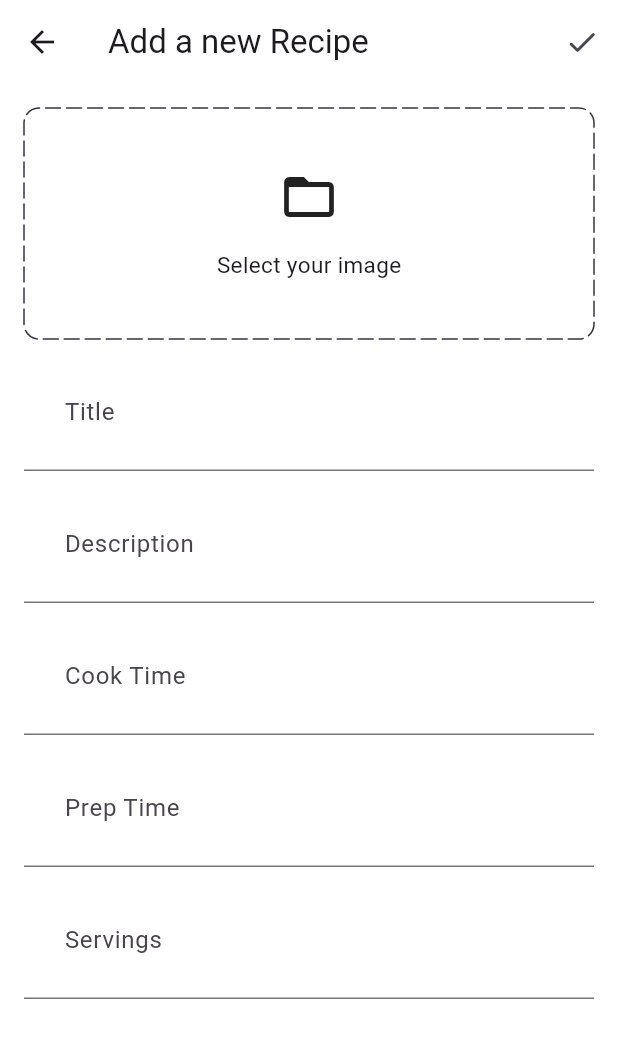
After one commit to uzaircode/evercook, a Flutter app: the AddnewRecipePage screen opened directly, on a phone screen of 412 x 824 dp. The commit adds this screen. Shown: the top 1038 px of the screen. Run offline on Flutter 3.47's test engine with Material 3 defaults, Android fonts, the phone set to English and light mode, and no system bars; drawn by our look-alikes of dotted_border; our stand-ins replace flutter_bloc, fpdart, get_it, image_picker, logger, supabase_flutter; accounts and stored records are empty.

Commit message:
WIP - Add recipe features

```diff
--- /dev/null
+++ b/lib/features/recipe/data/datasources/recipe_remote_data_source.dart
@@ -0,0 +1,58 @@
+import 'dart:io';
+
+import 'package:evercook/core/error/exceptions.dart';
+import 'package:evercook/core/utils/logger.dart';
+import 'package:evercook/features/recipe/data/models/recipe_model.dart';
+import 'package:supabase_flutter/supabase_flutter.dart';
+
+abstract interface class RecipeRemoteDataSource {
+  Future<RecipeModel> uploadRecipe(RecipeModel recipe);
+  Future<String> uploadRecipeImage({
+    required File image,
+    required RecipeModel recipe,
+  });
+}
+
+class RecipeRemoteDataSourceImpl implements RecipeRemoteDataSource {
+  final SupabaseClient supabaseClient;
+
+  RecipeRemoteDataSourceImpl(this.supabaseClient);
+
+  @override
+  Future<RecipeModel> uploadRecipe(RecipeModel recipe) async {
+    try {
+      LoggerService.logger.i('Uploading recipe: $recipe.toJson()');
+      final recipeData = await supabaseClient.from('recipes').insert(recipe.toJson()).select();
+      LoggerService.logger.i('Recipe uploaded: ${recipeData.first}');
+      return RecipeModel.fromJson(recipeData.first);
+    } on PostgrestException catch (e) {
+      LoggerService.logger.e('$e');
+      throw ServerException(e.message);
+    } catch (e) {
+      LoggerService.logger.e('$e');
+      throw ServerException(e.toString());
+    }
+  }
+
+  @override
+  Future<String> uploadRecipeImage({
+    required File image,
+    required RecipeModel recipe,
+  }) async {
+    try {
+      await supabaseClient.storage.from('recipe_images').upload(
+            recipe.id,
+            image,
+          );
+
+      return supabaseClient.storage.from('recipe_images').getPublicUrl(
+            recipe.id,
+          );
+    } on StorageException catch (e) {
+      throw ServerException(e.message);
+    } catch (e) {
+      LoggerService.logger.e('$e');
+      throw ServerException(e.toString());
+    }
+  }
+}
--- /dev/null
+++ b/lib/features/recipe/data/models/recipe_model.dart
@@ -0,0 +1,75 @@
+import 'package:evercook/features/recipe/domain/entities/recipe.dart';
+
+class RecipeModel extends Recipe {
+  RecipeModel({
+    required super.id,
+    required super.userId,
+    required super.title,
+    required super.description,
+    required super.prepTime,
+    required super.cookTime,
+    required super.servings,
+    required super.imageUrl,
+    required super.updatedAt,
+  });
+
+  RecipeModel copyWith({
+    String? id,
+    String? userId,
+    String? title,
+    String? description,
+    String? prepTime,
+    String? cookTime,
+    int? servings,
+    String? imageUrl,
+    DateTime? updatedAt,
+  }) {
+    return RecipeModel(
+      id: id ?? this.id,
+      userId: userId ?? this.userId,
+      title: title ?? this.title,
+      description: description ?? this.description,
+      prepTime: prepTime ?? this.prepTime,
+      cookTime: cookTime ?? this.cookTime,
+      servings: servings ?? this.servings,
+      imageUrl: imageUrl ?? this.imageUrl,
+      updatedAt: updatedAt ?? this.updatedAt,
+    );
+  }
+
+  Map<String, dynamic> toJson() {
+    return <String, dynamic>{
+      'id': id,
+      'userId': userId,
+      'description': description,
+      'prepTime': prepTime,
+      'cookTime': cookTime,
+      'servings': servings,
+      'imageUrl': imageUrl,
+      'updatedAt': updatedAt.toIso8601String(),
+    };
+  }
+
+  factory RecipeModel.fromJson(Map<String, dynamic> map) {
+    return RecipeModel(
+      id: map['id'] as String,
+      userId: map['userId'] as String,
+      title: map['title'] as String,
+      description: map['description'] as String,
+      prepTime: map['prepTime'] as String,
+      cookTime: map['cookTime'] as String,
+      servings: map['servings'] as int,
+      imageUrl: map['imageUrl'] as String,
+      updatedAt: map['updatedAt'] == null
+          ? DateTime.now()
+          : DateTime.parse(
+              map['updatedAt'],
+            ),
+    );
+  }
+
+  @override
+  String toString() {
+    return 'Recipe(id: $id, title: $title, userId: $userId, description: $description, prepTime: $prepTime, cookTime: $cookTime, servings: $servings, imageUrl: $imageUrl, updatedAt: $updatedAt)';
+  }
+}
--- /dev/null
+++ b/lib/features/recipe/data/repositories/recipe_repository_impl.dart
@@ -0,0 +1,56 @@
+import 'dart:io';
+
+import 'package:evercook/core/error/exceptions.dart';
+import 'package:evercook/core/error/failures.dart';
+import 'package:evercook/features/recipe/data/datasources/recipe_remote_data_source.dart';
+import 'package:evercook/features/recipe/data/models/recipe_model.dart';
+import 'package:evercook/features/recipe/domain/entities/recipe.dart';
+import 'package:evercook/features/recipe/domain/repositories/recipe_repository.dart';
+import 'package:fpdart/fpdart.dart';
+import 'package:uuid/uuid.dart';
+
+class RecipeRepositoryImpl implements RecipeRepository {
+  final RecipeRemoteDataSource recipeRemoteDataSource;
+
+  RecipeRepositoryImpl(this.recipeRemoteDataSource);
+
+  @override
+  Future<Either<Failure, Recipe>> uploadRecipe({
+    required String userId,
+    required String title,
+    required String description,
+    required String prepTime,
+    required String cookTime,
+    required int servings,
+    required File image,
+  }) async {
+    try {
+      RecipeModel recipeModel = RecipeModel(
+        id: const Uuid().v1(),
+        title: title,
+        userId: userId,
+        description: description,
+        prepTime: prepTime,
+        cookTime: cookTime,
+        servings: servings,
+        imageUrl: '',
+        updatedAt: DateTime.now(),
+      );
+
+      final imageUrl = await recipeRemoteDataSource.uploadRecipeImage(
+        image: image,
+        recipe: recipeModel,
+      );
+
+      recipeModel = recipeModel.copyWith(imageUrl: imageUrl);
+
+      final uploadedRecipe = await recipeRemoteDataSource.uploadRecipe(recipeModel);
+
+      return right(uploadedRecipe);
+    } on ServerException catch (e) {
+      return left(
+        Failure(e.message),
+      );
+    }
+  }
+}
--- /dev/null
+++ b/lib/features/recipe/domain/entities/recipe.dart
@@ -0,0 +1,24 @@
+// ignore_for_file: public_member_api_docs, sort_constructors_first
+class Recipe {
+  final String id;
+  final String title;
+  final String userId;
+  final String description;
+  final String prepTime;
+  final String cookTime;
+  final int servings;
+  final String imageUrl;
+  final DateTime updatedAt;
+
+  Recipe({
+    required this.id,
+    required this.title,
+    required this.userId,
+    required this.description,
+    required this.prepTime,
+    required this.cookTime,
+    required this.servings,
+    required this.imageUrl,
+    required this.updatedAt,
+  });
+}
--- /dev/null
+++ b/lib/features/recipe/domain/repositories/recipe_repository.dart
@@ -0,0 +1,17 @@
+import 'dart:io';
+
+import 'package:evercook/core/error/failures.dart';
+import 'package:evercook/features/recipe/domain/entities/recipe.dart';
+import 'package:fpdart/fpdart.dart';
+
+abstract interface class RecipeRepository {
+  Future<Either<Failure, Recipe>> uploadRecipe({
+    required String title,
+    required String userId,
+    required String description,
+    required String prepTime,
+    required String cookTime,
+    required int servings,
+    required File image,
+  });
+}
--- /dev/null
+++ b/lib/features/recipe/domain/usecases/upload_recipe.dart
@@ -0,0 +1,46 @@
+import 'dart:io';
+
+import 'package:evercook/core/error/failures.dart';
+import 'package:evercook/core/usecase/usecase.dart';
+import 'package:evercook/features/recipe/domain/entities/recipe.dart';
+import 'package:evercook/features/recipe/domain/repositories/recipe_repository.dart';
+import 'package:fpdart/fpdart.dart';
+
+class UploadRecipe implements UseCase<Recipe, UploadRecipeParams> {
+  final RecipeRepository recipeRepository;
+
+  UploadRecipe(this.recipeRepository);
+
+  @override
+  Future<Either<Failure, Recipe>> call(params) async {
+    return await recipeRepository.uploadRecipe(
+      userId: params.userId,
+      title: params.title,
+      description: params.description,
+      prepTime: params.prepTime,
+      cookTime: params.cookTime,
+      servings: params.servings,
+      image: params.imageUrl,
+    );
+  }
+}
+
+class UploadRecipeParams {
+  final String userId;
+  final String title;
+  final String description;
+  final String prepTime;
+  final String cookTime;
+  final int servings;
+  final File imageUrl;
+
+  UploadRecipeParams({
+    required this.userId,
+    required this.title,
+    required this.description,
+    required this.prepTime,
+    required this.cookTime,
+    required this.servings,
+    required this.imageUrl,
+  });
+}
--- /dev/null
+++ b/lib/features/recipe/presentation/bloc/recipe_bloc.dart
@@ -0,0 +1,37 @@
+import 'dart:io';
+
+import 'package:evercook/features/recipe/domain/usecases/upload_recipe.dart';
+import 'package:flutter/material.dart';
+import 'package:flutter_bloc/flutter_bloc.dart';
+
+part 'recipe_event.dart';
+part 'recipe_state.dart';
+
+class RecipeBloc extends Bloc<RecipeEvent, RecipeState> {
+  final UploadRecipe _uploadRecipe;
+
+  RecipeBloc({
+    required UploadRecipe uploadRecipe,
+  })  : _uploadRecipe = uploadRecipe,
+        super(RecipeInitial()) {
+    on<RecipeEvent>((event, emit) => emit(RecipeLoading()));
+    on<RecipeUpload>(_onRecipeUpload);
+  }
+
+  void _onRecipeUpload(RecipeUpload event, Emitter<RecipeState> emit) async {
+    final res = await _uploadRecipe(UploadRecipeParams(
+      userId: event.userId,
+      title: event.title,
+      description: event.description,
+      prepTime: event.prepTime,
+      cookTime: event.cookTime,
+      servings: event.servings,
+      imageUrl: event.image,
+    ));
+
+    res.fold(
+      (l) => emit(RecipeFailure(l.message)),
+      (r) => emit(RecipeUploadSuccess()),
+    );
+  }
+}
--- /dev/null
+++ b/lib/features/recipe/presentation/bloc/recipe_event.dart
@@ -0,0 +1,24 @@
+part of 'recipe_bloc.dart';
+
+@immutable
+sealed class RecipeEvent {}
+
+final class RecipeUpload extends RecipeEvent {
+  final String title;
+  final String userId;
+  final String description;
+  final String prepTime;
+  final String cookTime;
+  final int servings;
+  final File image;
+
+  RecipeUpload({
+    required this.title,
+    required this.userId,
+    required this.description,
+    required this.prepTime,
+    required this.cookTime,
+    required this.servings,
+    required this.image,
+  });
+}
--- /dev/null
+++ b/lib/features/recipe/presentation/bloc/recipe_state.dart
@@ -0,0 +1,15 @@
+part of 'recipe_bloc.dart';
+
+@immutable
+sealed class RecipeState {}
+
+final class RecipeInitial extends RecipeState {}
+
+final class RecipeLoading extends RecipeState {}
+
+final class RecipeFailure extends RecipeState {
+  final String error;
+  RecipeFailure(this.error);
+}
+
+final class RecipeUploadSuccess extends RecipeState {}
--- /dev/null
+++ b/lib/features/recipe/presentation/pages/add_new_recipe_page.dart
@@ -0,0 +1,177 @@
+import 'dart:io';
+
+import 'package:dotted_border/dotted_border.dart';
+import 'package:evercook/core/common/widgets/loader.dart';
+import 'package:evercook/core/cubit/app_user.dart';
+import 'package:evercook/core/theme/app_pallete.dart';
+import 'package:evercook/core/utils/pick_image.dart';
+import 'package:evercook/core/utils/show_snackbar.dart';
+import 'package:evercook/features/recipe/domain/entities/recipe.dart';
+import 'package:evercook/features/recipe/presentation/bloc/recipe_bloc.dart';
+import 'package:evercook/features/recipe/presentation/pages/home_page.dart';
+import 'package:evercook/features/recipe/presentation/widgets/recipe_editor.dart';
+import 'package:flutter/material.dart';
+import 'package:flutter_bloc/flutter_bloc.dart';
+import 'package:logger/logger.dart';
+
+class AddnewRecipePage extends StatefulWidget {
+  static route() => MaterialPageRoute(
+        builder: (context) => const AddnewRecipePage(),
+      );
+
+  const AddnewRecipePage({super.key});
+
+  @override
+  State<AddnewRecipePage> createState() => _AddnewRecipePageState();
+}
+
+class _AddnewRecipePageState extends State<AddnewRecipePage> {
+  final titleController = TextEditingController();
+  final descriptionController = TextEditingController();
+  final prepTimeController = TextEditingController();
+  final cookTimeController = TextEditingController();
+  final servingsController = TextEditingController();
+  final imageUrlController = TextEditingController();
+  final formKey = GlobalKey<FormState>();
+  File? image;
+
+  void selectImage() async {
+    final pickedImage = await pickImage();
+
+    if (pickedImage != null) {
+      setState(() {
+        image = pickedImage;
+      });
+    }
+  }
+
+  void uploadRecipe() {
+    if (formKey.currentState!.validate() && image != null) {
+      final userId = (context.read<AppUserCubit>().state as AppUserLoggedIn).user.id;
+
+      context.read<RecipeBloc>().add(
+            RecipeUpload(
+              title: titleController.text.trim(),
+              userId: userId,
+              description: descriptionController.text.trim(),
+              prepTime: prepTimeController.text.trim(),
+              cookTime: cookTimeController.text.trim(),
+              servings: int.parse(servingsController.text.trim()),
+              image: image!,
+            ),
+          );
+    }
+  }
+
+  @override
+  void dispose() {
+    super.dispose();
+    titleController.dispose();
+    descriptionController.dispose();
+    prepTimeController.dispose();
+    cookTimeController.dispose();
+    servingsController.dispose();
+    imageUrlController.dispose();
+  }
+
+  @override
+  Widget build(BuildContext context) {
+    return Scaffold(
+      appBar: AppBar(
+        title: const Text('Add a new Recipe'),
+        actions: [
+          IconButton(
+            onPressed: () => uploadRecipe(),
+            icon: const Icon(Icons.done_rounded),
+          ),
+        ],
+      ),
+      body: BlocConsumer<RecipeBloc, RecipeState>(
+        listener: (context, state) {
+          if (state is RecipeFailure) {
+            showSnackBar(context, state.error);
+          } else if (state is RecipeUploadSuccess) {
+            Navigator.pushAndRemoveUntil(context, HomePage.route(), (route) => false);
+          }
+        },
+        builder: (context, state) {
+          if (state is RecipeLoading) {
+            return const Loader();
+          }
+          return SingleChildScrollView(
+            child: Padding(
+              padding: const EdgeInsets.all(16.0),
+              child: Form(
+                key: formKey,
+                child: Column(
+                  children: [
+                    image != null
+                        ? GestureDetector(
+                            onTap: () {
+                              selectImage();
+                            },
+                            child: SizedBox(
+                              width: double.infinity,
+                              height: 150,
+                              child: ClipRRect(
+                                borderRadius: BorderRadius.circular(10),
+                                child: Image.file(
+                                  image!,
+                                  fit: BoxFit.cover,
+                                ),
+                              ),
+                            ),
+                          )
+                        : GestureDetector(
+                            onTap: () {
+                              Logger().d('Image selected');
+                              selectImage();
+                            },
+                            child: DottedBorder(
+                              dashPattern: const [10, 4],
+                              radius: const Radius.circular(10),
+                              borderType: BorderType.RRect,
+                              strokeCap: StrokeCap.round,
+                              color: AppPallete.borderColor,
+                              child: const SizedBox(
+                                height: 150,
+                                width: double.infinity,
+                                child: Column(
+                                  mainAxisAlignment: MainAxisAlignment.center,
+                                  children: [
+                                    Icon(
+                                      Icons.folder_open,
+                                      size: 40,
+                                    ),
+                                    SizedBox(height: 15),
+                                    Text(
+                                      'Select your image',
+                                      style: TextStyle(
+                                        fontSize: 15,
+                                      ),
+                                    ),
+                                  ],
+                                ),
+                              ),
+                            ),
+                          ),
+                    const SizedBox(height: 10),
+                    RecipeEditor(controller: titleController, hintText: 'Title'),
+                    const SizedBox(height: 10),
+                    RecipeEditor(controller: descriptionController, hintText: 'Description'),
+                    const SizedBox(height: 10),
+                    RecipeEditor(controller: cookTimeController, hintText: 'Cook Time'),
+                    const SizedBox(height: 10),
+                    RecipeEditor(controller: prepTimeController, hintText: 'Prep Time'),
+                    const SizedBox(height: 10),
+                    RecipeEditor(controller: servingsController, hintText: 'Servings'),
+                  ],
+                ),
+              ),
+            ),
+          );
+        },
+      ),
+    );
+  }
+}
--- /dev/null
+++ b/lib/features/recipe/presentation/widgets/recipe_editor.dart
@@ -0,0 +1,24 @@
+import 'package:flutter/material.dart';
+
+class RecipeEditor extends StatelessWidget {
+  final TextEditingController controller;
+  final String hintText;
+  const RecipeEditor({super.key, required this.controller, required this.hintText});
+
+  @override
+  Widget build(BuildContext context) {
+    return TextFormField(
+      controller: controller,
+      decoration: InputDecoration(
+        hintText: hintText,
+      ),
+      maxLines: null,
+      validator: (value) {
+        if (value!.isEmpty) {
+          return '$hintText is missing!';
+        }
+        return null;
+      },
+    );
+  }
+}
--- a/lib/init_dependencies.dart
+++ b/lib/init_dependencies.dart
@@ -7,6 +7,11 @@ import 'package:evercook/features/auth/domain/usecases/current_user.dart';
 import 'package:evercook/features/auth/domain/usecases/user_login.dart';
 import 'package:evercook/features/auth/domain/usecases/user_sign_up.dart';
 import 'package:evercook/features/auth/presentation/bloc/auth_bloc.dart';
+import 'package:evercook/features/recipe/data/datasources/recipe_remote_data_source.dart';
+import 'package:evercook/features/recipe/data/repositories/recipe_repository_impl.dart';
+import 'package:evercook/features/recipe/domain/repositories/recipe_repository.dart';
+import 'package:evercook/features/recipe/domain/usecases/upload_recipe.dart';
+import 'package:evercook/features/recipe/presentation/bloc/recipe_bloc.dart';
 import 'package:get_it/get_it.dart';
 import 'package:supabase_flutter/supabase_flutter.dart';
 
--- a/lib/main.dart
+++ b/lib/main.dart
@@ -2,6 +2,7 @@ import 'package:evercook/core/cubit/app_user.dart';
 import 'package:evercook/core/theme/theme.dart';
 import 'package:evercook/features/auth/presentation/bloc/auth_bloc.dart';
 import 'package:evercook/features/auth/presentation/pages/login_page.dart';
+import 'package:evercook/features/recipe/presentation/bloc/recipe_bloc.dart';
 import 'package:evercook/init_dependencies.dart';
 import 'package:evercook/pages/home/dashboard.dart';
 import 'package:flutter/material.dart';
@@ -18,7 +19,10 @@ void main() async {
         ),
         BlocProvider(
           create: (_) => serviceLocator<AuthBloc>(),
-        )
+        ),
+        BlocProvider(
+          create: (_) => serviceLocator<RecipeBloc>(),
+        ),
       ],
       child: const MyApp(),
     ),
--- a/lib/pages/home/dashboard.dart
+++ b/lib/pages/home/dashboard.dart
@@ -1,5 +1,5 @@
 import 'package:evercook/pages/home/profile_page.dart';
-import 'package:evercook/pages/home/home_page.dart';
+import 'package:evercook/features/recipe/presentation/pages/home_page.dart';
 import 'package:flutter/material.dart';
 
 class Dashboard extends StatefulWidget {
--- a/pubspec.yaml
+++ b/pubspec.yaml
@@ -41,6 +41,9 @@ dependencies:
   flutter_bloc: ^8.1.5
   get_it: ^7.7.0
   logger: ^2.2.0
+  dotted_border: ^2.1.0
+  image_picker: ^1.1.0
+  uuid: ^4.4.0
 
 dev_dependencies:
   flutter_test:
```
Also changed, not shown: lib/core/utils/pick_image.dart (added, +17 -0 lines), lib/features/recipe/presentation/pages/home_page.dart (renamed from lib/pages/home/home_page.dart, +15 -0 lines), lib/init_dependencies.main.dart (+31 -0 lines), pubspec.lock, 7 other files.
